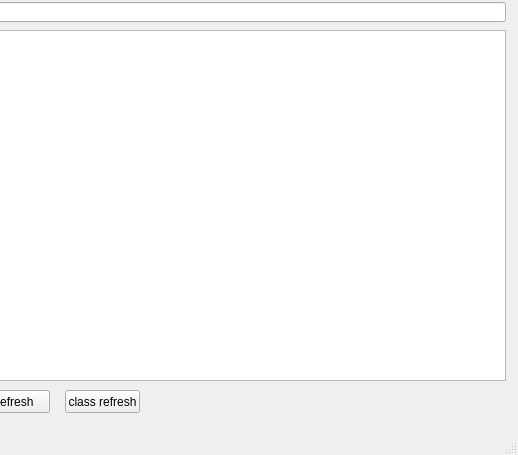
First picture: the form in mainwindow.ui, repository athl64/db_accounts, before the edit; both pictures show x 225 to 743 and y 0 to 455 of the 743 by 455 pixel window.
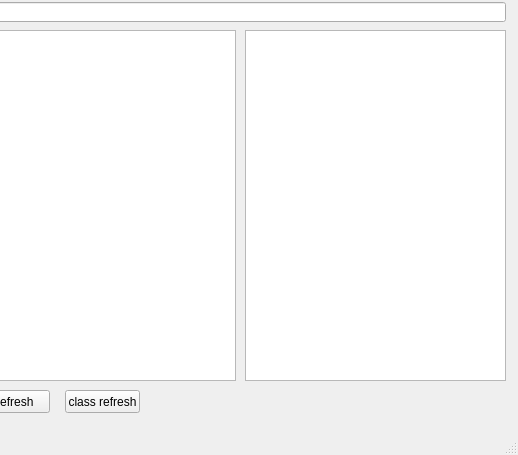
Second picture: the form after the edit.

The edit to the form file:
```diff
--- a/mainwindow.ui
+++ b/mainwindow.ui
@@ -55,7 +55,7 @@
      <rect>
       <x>190</x>
       <y>30</y>
-      <width>541</width>
+      <width>271</width>
       <height>351</height>
      </rect>
     </property>
@@ -83,6 +83,16 @@
      <string>class refresh</string>
     </property>
    </widget>
+   <widget class="QTextEdit" name="textEdit_2">
+    <property name="geometry">
+     <rect>
+      <x>470</x>
+      <y>30</y>
+      <width>261</width>
+      <height>351</height>
+     </rect>
+    </property>
+   </widget>
   </widget>
   <widget class="QMenuBar" name="menuBar">
    <property name="geometry">
```
